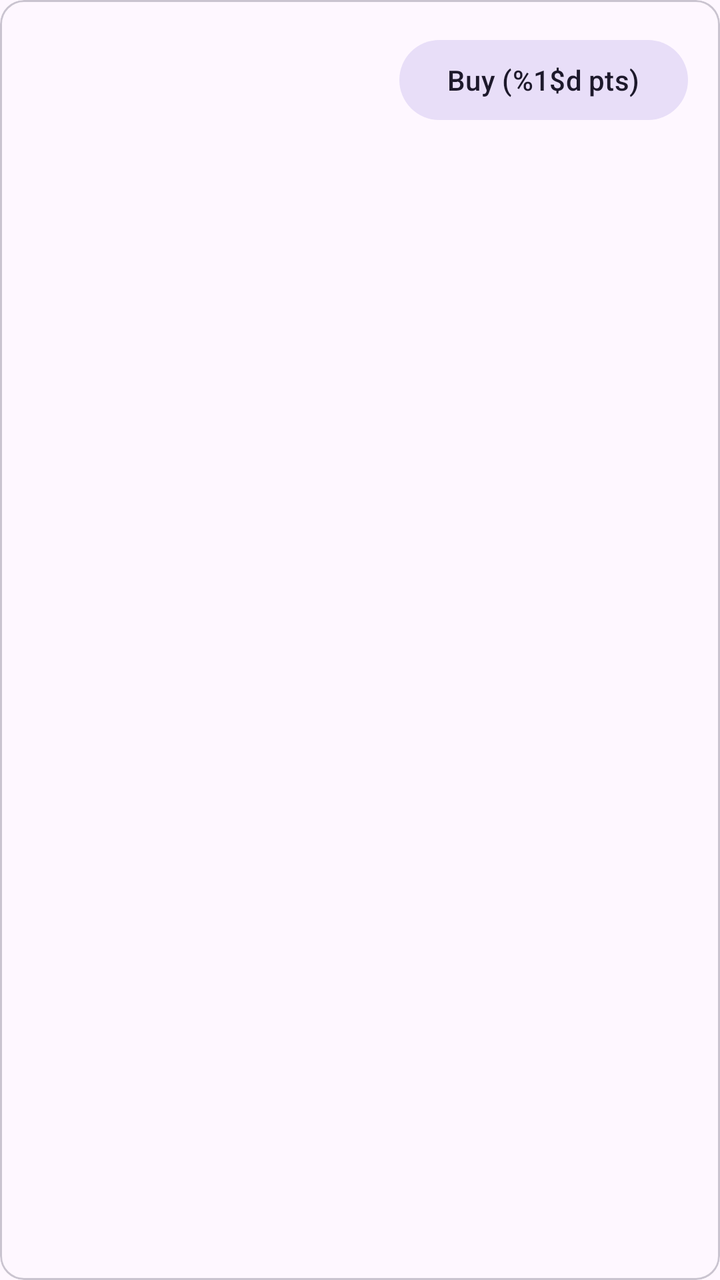
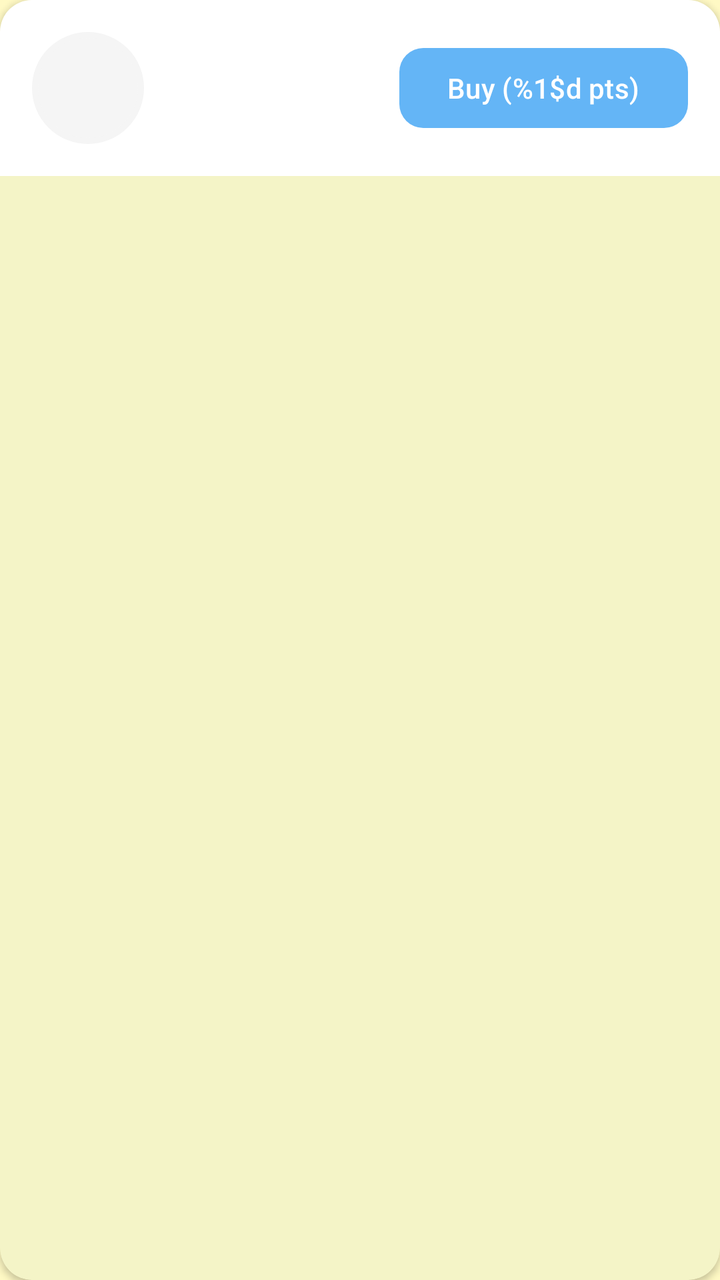

Before-and-after screenshots of an Android layout around one commit, followed by the original layout XML and the change that was made.
<!-- AndroidManifest.xml: application theme Theme.AndroidApp -->
<!-- res/layout/item_shop.xml -->
<?xml version="1.0" encoding="utf-8"?>
<com.google.android.material.card.MaterialCardView xmlns:android="http://schemas.android.com/apk/res/android"
    xmlns:app="http://schemas.android.com/apk/res-auto"
    android:layout_width="match_parent"
    android:layout_height="wrap_content"
    android:layout_margin="8dp"
    app:cardCornerRadius="12dp">

    <LinearLayout
        android:layout_width="match_parent"
        android:layout_height="wrap_content"
        android:gravity="center_vertical"
        android:orientation="horizontal"
        android:padding="16dp">

        <TextView
            android:id="@+id/itemIcon"
            android:layout_width="48dp"
            android:layout_height="48dp"
            android:gravity="center"
            android:textSize="32sp" />

        <LinearLayout
            android:layout_width="0dp"
            android:layout_height="wrap_content"
            android:layout_marginStart="16dp"
            android:layout_weight="1"
            android:orientation="vertical">

            <TextView
                android:id="@+id/itemName"
                android:layout_width="wrap_content"
                android:layout_height="wrap_content"
                android:textAppearance="?attr/textAppearanceTitleMedium" />

            <TextView
                android:id="@+id/itemPrice"
                android:layout_width="wrap_content"
                android:layout_height="wrap_content"
                android:textAppearance="?attr/textAppearanceBodySmall" />
        </LinearLayout>

        <com.google.android.material.button.MaterialButton
            android:id="@+id/btnAction"
            style="@style/Widget.Material3.Button.TonalButton"
            android:layout_width="wrap_content"
            android:layout_height="wrap_content"
            android:text="@string/shop_buy" />

    </LinearLayout>
</com.google.android.material.card.MaterialCardView>
<!-- resources referenced by this layout -->
<resources>
  <string name="shop_buy">Buy (%1$d pts)</string>
  <style name="Theme.AndroidApp" parent="Theme.Material3.DayNight">
          <item name="android:statusBarColor" tools:targetApi="l">@android:color/transparent</item>
      </style>
</resources>

<!-- the commit's change to res/layout/item_shop.xml (unified diff, before → after) -->
@@ -4,21 +4,26 @@
     android:layout_width="match_parent"
     android:layout_height="wrap_content"
     android:layout_margin="8dp"
-    app:cardCornerRadius="12dp">
+    app:cardCornerRadius="16dp"
+    app:cardElevation="2dp"
+    app:strokeWidth="0dp">
 
     <LinearLayout
         android:layout_width="match_parent"
         android:layout_height="wrap_content"
         android:gravity="center_vertical"
         android:orientation="horizontal"
-        android:padding="16dp">
+        android:padding="16dp"
+        android:background="#FFFFFF">
 
         <TextView
             android:id="@+id/itemIcon"
-            android:layout_width="48dp"
-            android:layout_height="48dp"
+            android:layout_width="56dp"
+            android:layout_height="56dp"
             android:gravity="center"
-            android:textSize="32sp" />
+            android:textSize="36sp"
+            android:background="@drawable/avatar_bg"
+            android:backgroundTint="#F5F5F5" />
 
         <LinearLayout
             android:layout_width="0dp"
@@ -31,13 +36,17 @@
                 android:id="@+id/itemName"
                 android:layout_width="wrap_content"
                 android:layout_height="wrap_content"
-                android:textAppearance="?attr/textAppearanceTitleMedium" />
+                android:textAppearance="?attr/textAppearanceTitleMedium"
+                android:textColor="#333333"
+                android:textStyle="bold" />
 
             <TextView
                 android:id="@+id/itemPrice"
                 android:layout_width="wrap_content"
                 android:layout_height="wrap_content"
-                android:textAppearance="?attr/textAppearanceBodySmall" />
+                android:textAppearance="?attr/textAppearanceBodySmall"
+                android:textColor="@color/energetic_orange"
+                android:textStyle="bold" />
         </LinearLayout>
 
         <com.google.android.material.button.MaterialButton
@@ -45,7 +54,10 @@
             style="@style/Widget.Material3.Button.TonalButton"
             android:layout_width="wrap_content"
             android:layout_height="wrap_content"
-            android:text="@string/shop_buy" />
+            android:text="@string/shop_buy"
+            app:backgroundTint="@color/playful_blue"
+            android:textColor="@android:color/white"
+            app:cornerRadius="12dp" />
 
     </LinearLayout>
 </com.google.android.material.card.MaterialCardView>
<!-- resource entries referenced after the edit -->
@@ -1,8 +1,29 @@
 <!-- resources referenced by this layout -->
 <resources>
+  <color name="energetic_orange">#FFB74D</color>
+  <color name="playful_blue">#64B5F6</color>
+  <!-- drawable avatar_bg (drawable) -->
+  <?xml version="1.0" encoding="utf-8"?>
+  <shape xmlns:android="http://schemas.android.com/apk/res/android"
+      android:shape="oval">
+      <solid android:color="@color/soft_purple" />
+      <stroke
+          android:width="3dp"
+          android:color="@color/energetic_orange" />
+  </shape>
   <string name="shop_buy">Buy (%1$d pts)</string>
   <style name="Theme.AndroidApp" parent="Theme.Material3.DayNight">
           <item name="android:statusBarColor" tools:targetApi="l">@android:color/transparent</item>
+  
+          <item name="colorPrimary">@color/playful_blue</item>
+          <item name="colorSecondary">@color/energetic_orange</item>
+          <item name="colorSurface">@color/surface_kid</item>
+          <item name="android:windowBackground">@color/surface_kid</item>
+  
+          
+          <item name="colorSurfaceVariant">#FFFFFF</item>
       </style>
+  <color name="soft_purple">#BA68C8</color>
+  <color name="surface_kid">#FFF9C4</color>
 </resources>
 
